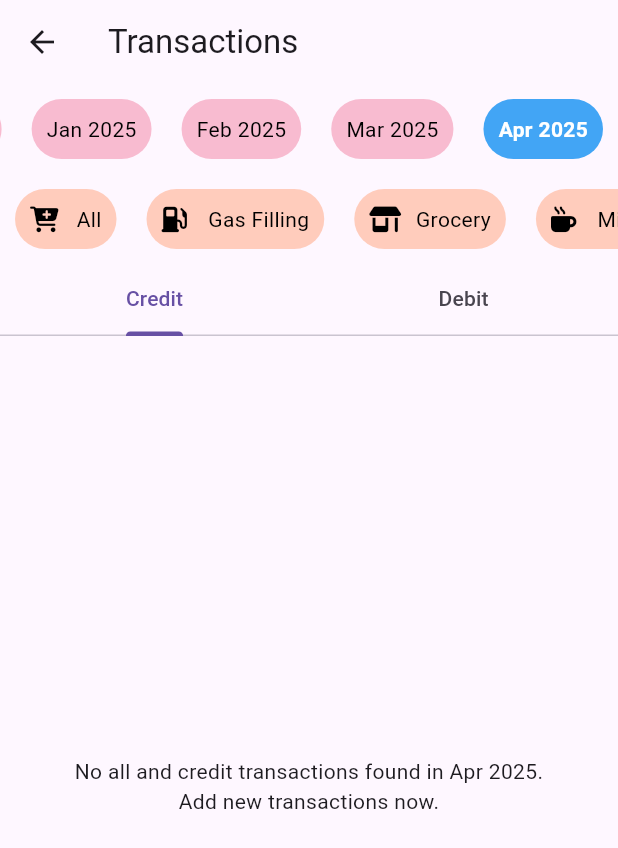
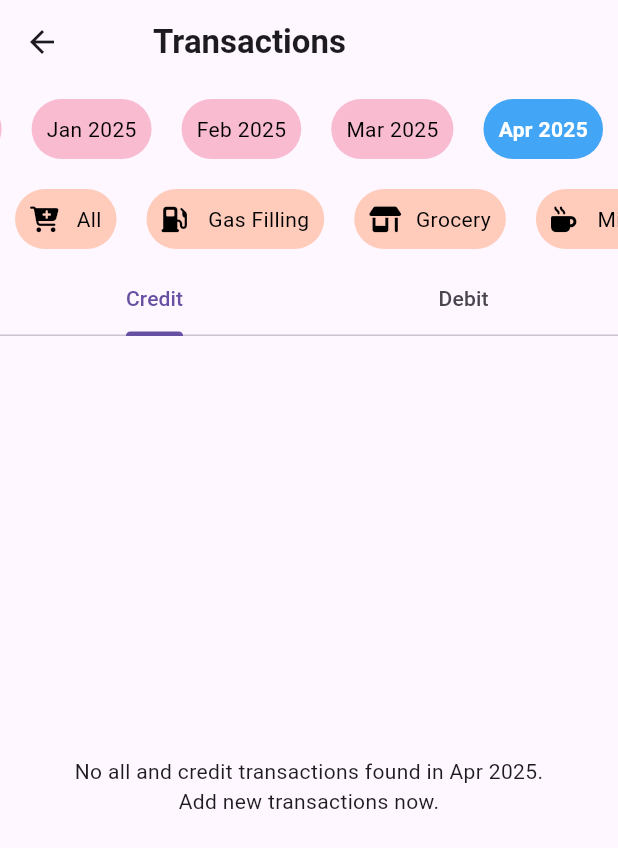
Before and after one commit to AdityaJandu/FinTrack, a Flutter app: the TransactionScreen screen opened directly, on a phone screen of 412 x 824 dp. Shown: the top 848 px of the screen. Run offline on Flutter 3.47's test engine with Material 3 defaults, Android fonts, the phone set to English and light mode, and no system bars; our stand-ins replace cloud_firestore, firebase_auth, firebase_core, font_awesome_flutter, salomon_bottom_bar; accounts and stored records are empty.

Commit message:
Few more basic UI changes

```diff
--- a/lib/screens/login_screen.dart
+++ b/lib/screens/login_screen.dart
@@ -42,6 +42,8 @@ class _LoginScreenState extends State<LoginScreen> {
     } finally {
       setState(() {
         isLoading = false;
+        _emailController.clear();
+        _passwordController.clear();
       });
     }
   }
--- a/lib/screens/transaction_screen.dart
+++ b/lib/screens/transaction_screen.dart
@@ -32,7 +32,16 @@ class _TransactionScreenState extends State<TransactionScreen> {
   @override
   Widget build(BuildContext context) {
     return Scaffold(
-      appBar: AppBar(title: const Text("Transactions")),
+      appBar: AppBar(
+        title: const Padding(
+          padding: EdgeInsets.symmetric(horizontal: 30),
+          child: Text(
+            "Transactions",
+            style: TextStyle(fontWeight: FontWeight.bold),
+          ),
+        ),
+        centerTitle: false,
+      ),
       body: Column(
         children: [
           TimeLine(onChanged: (String? value) {
```
Also changed, not shown: lib/screens/challenge_screen.dart (+7 -2 lines), lib/screens/register_screen.dart (+10 -0 lines).
